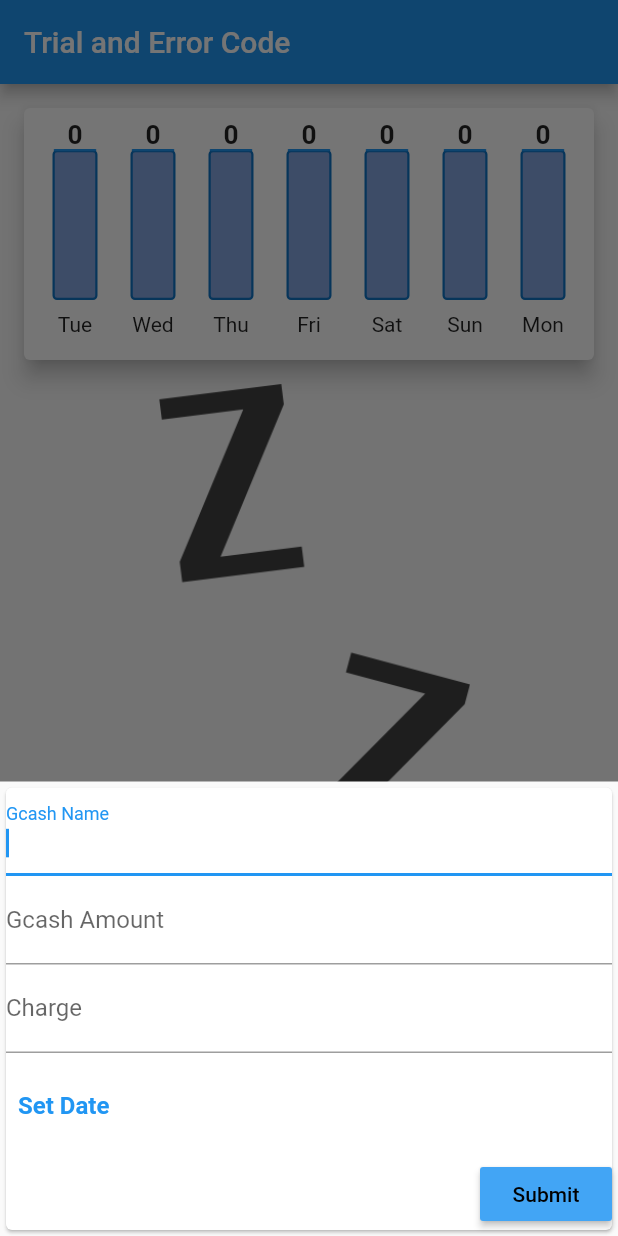
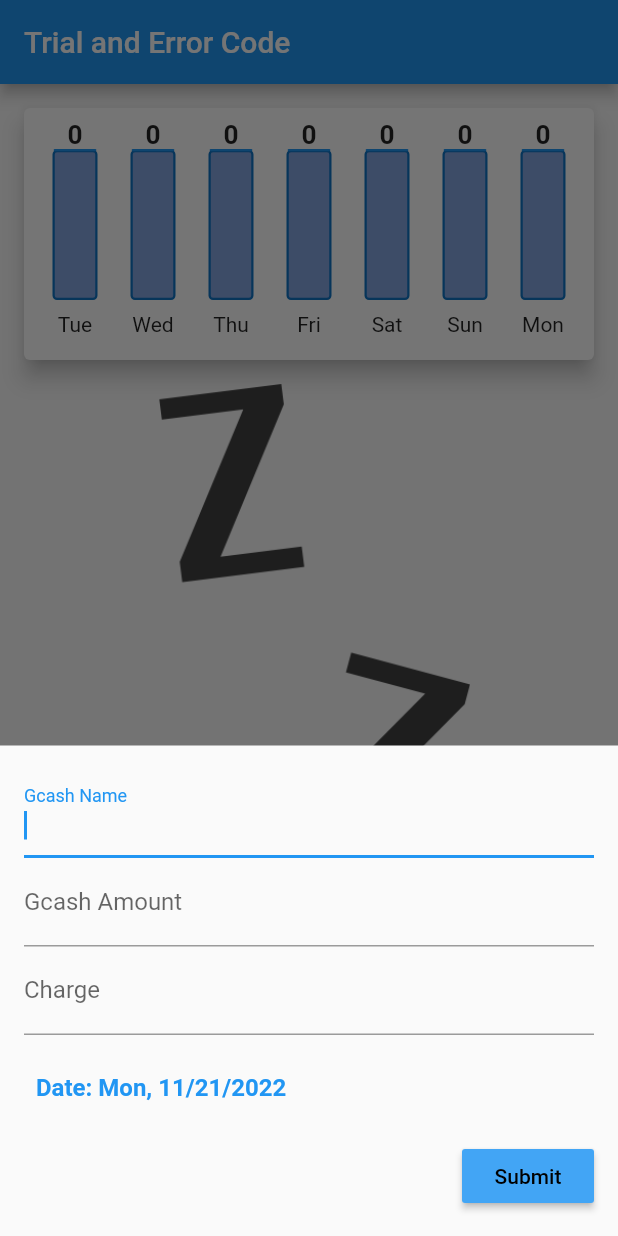
Before and after one commit to nevarwin/tryingflutter, a Flutter app: the screen it shows after launch, after a tap on the "add" icon, on a phone screen of 412 x 824 dp. Run offline on Flutter 3.47's test engine with Material 2 defaults, Android fonts, the phone set to English and light mode, and no system bars; our stand-ins replace flutter_colorpicker, google_fonts.

Commit message:
set default date

```diff
--- a/trying_flutter/lib/widgets/sample practice code/new_samples.dart
+++ b/trying_flutter/lib/widgets/sample practice code/new_samples.dart
@@ -36,6 +36,8 @@ class _NewSamplesState extends State<NewSamples> {
       return;
     }
 
+    _choosenDate ??= DateTime.now();
+
     widget.sampleFunc(
       gName,
       gAmountCtrl,
@@ -68,7 +70,8 @@ class _NewSamplesState extends State<NewSamples> {
   Widget build(BuildContext context) {
     return Padding(
       padding: MediaQuery.of(context).viewInsets,
-      child: Card(
+      child: Padding(
+        padding: const EdgeInsets.all(16.0),
         child: Column(
           mainAxisSize: MainAxisSize.min,
           crossAxisAlignment: CrossAxisAlignment.end,
@@ -99,7 +102,7 @@ class _NewSamplesState extends State<NewSamples> {
                     onPressed: _presentDatePicker,
                     child: Text(
                       _choosenDate == null
-                          ? 'Set Date'
+                          ? 'Date: ${DateFormat.yMEd().format(DateTime.now())}'
                           : 'Date: ${DateFormat.yMEd().format(_choosenDate!)}',
                       style: const TextStyle(
                         fontWeight: FontWeight.bold,
```
